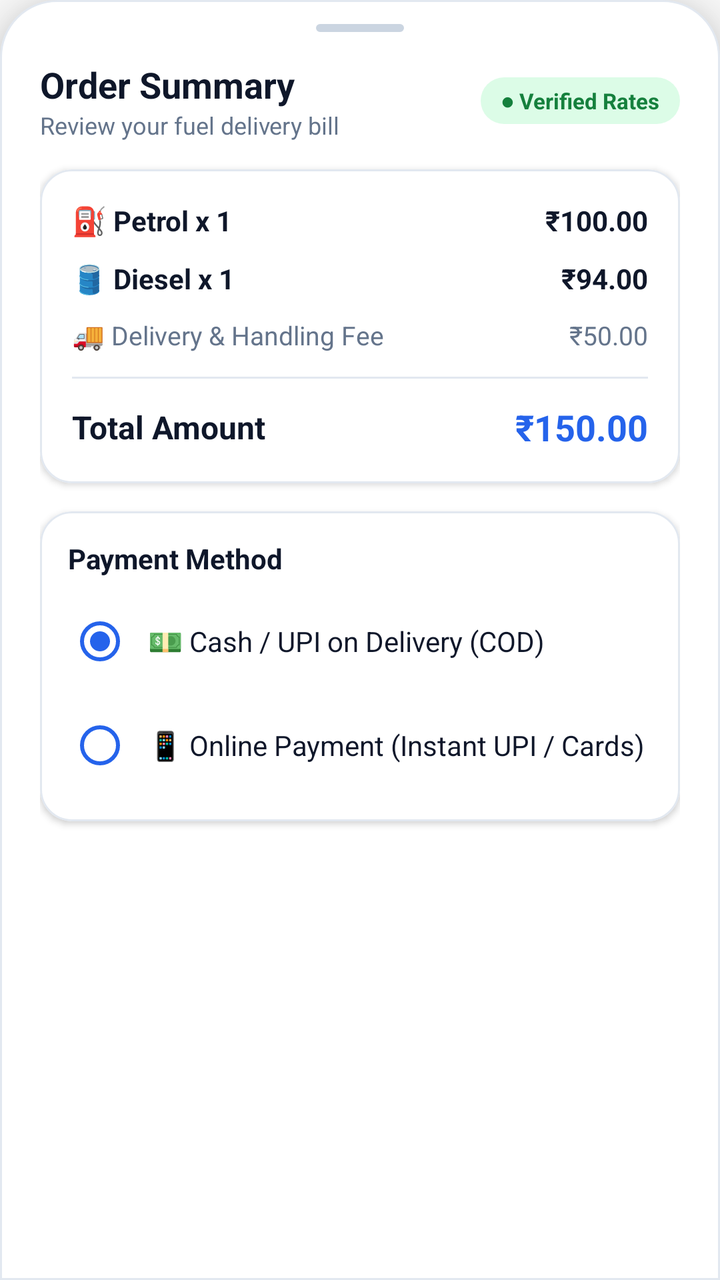
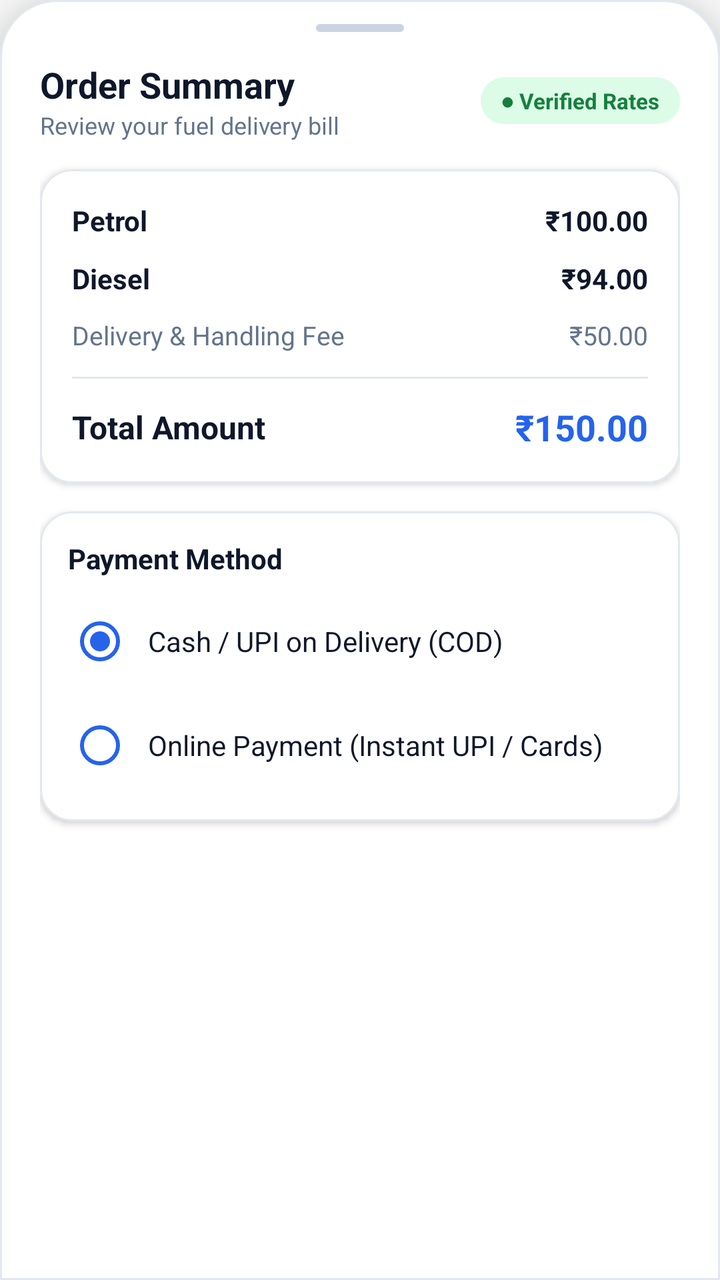

Two renders of the same Android screen: before a commit and after it. Below are the layout's source before the change and the commit's diff.
<!-- AndroidManifest.xml: application theme Theme.FuelOnWheelsApp -->
<!-- res/layout/fragment_payment.xml -->
<?xml version="1.0" encoding="utf-8"?>
<LinearLayout xmlns:android="http://schemas.android.com/apk/res/android"
    xmlns:app="http://schemas.android.com/apk/res-auto"
    xmlns:tools="http://schemas.android.com/tools"
    android:layout_width="match_parent"
    android:layout_height="wrap_content"
    android:background="@drawable/bg_order_sheet"
    android:elevation="16dp"
    android:orientation="vertical"
    android:paddingStart="20dp"
    android:paddingTop="12dp"
    android:paddingEnd="20dp"
    android:paddingBottom="16dp"
    tools:context=".dashboard.PaymentFragment">

    
    <View
        android:layout_width="44dp"
        android:layout_height="4dp"
        android:layout_gravity="center_horizontal"
        android:layout_marginBottom="14dp"
        android:background="@drawable/card_elevated_rounded"
        android:backgroundTint="#CBD5E1" />

    
    <LinearLayout
        android:layout_width="match_parent"
        android:layout_height="wrap_content"
        android:layout_marginBottom="14dp"
        android:gravity="center_vertical"
        android:orientation="horizontal">

        <LinearLayout
            android:layout_width="0dp"
            android:layout_height="wrap_content"
            android:layout_weight="1"
            android:orientation="vertical">

            <TextView
                android:layout_width="wrap_content"
                android:layout_height="wrap_content"
                android:text="Order Summary"
                android:textColor="@color/brand_navy"
                android:textSize="18sp"
                android:textStyle="bold" />

            <TextView
                android:layout_width="wrap_content"
                android:layout_height="wrap_content"
                android:text="Review your fuel delivery bill"
                android:textColor="@color/text_secondary"
                android:textSize="12sp" />
        </LinearLayout>

        <TextView
            android:layout_width="wrap_content"
            android:layout_height="wrap_content"
            android:background="@drawable/badge_pill_green"
            android:paddingStart="10dp"
            android:paddingTop="4dp"
            android:paddingEnd="10dp"
            android:paddingBottom="4dp"
            android:text="● Verified Rates"
            android:textColor="@color/pill_green_text"
            android:textSize="11sp"
            android:textStyle="bold" />
    </LinearLayout>

    
    <com.google.android.material.card.MaterialCardView
        android:layout_width="match_parent"
        android:layout_height="wrap_content"
        android:layout_marginBottom="14dp"
        app:cardBackgroundColor="@color/surface_card"
        app:cardCornerRadius="16dp"
        app:cardElevation="2dp"
        app:strokeColor="@color/card_border"
        app:strokeWidth="1dp">

        <LinearLayout
            android:layout_width="match_parent"
            android:layout_height="wrap_content"
            android:orientation="vertical"
            android:padding="16dp">

            
            <LinearLayout
                android:id="@+id/petrol_row"
                android:layout_width="match_parent"
                android:layout_height="wrap_content"
                android:layout_marginBottom="10dp"
                android:gravity="center_vertical"
                android:orientation="horizontal">

                <TextView
                    android:id="@+id/petrol_x_quant"
                    android:layout_width="0dp"
                    android:layout_height="wrap_content"
                    android:layout_weight="1"
                    android:text="⛽ Petrol x 1"
                    android:textColor="@color/brand_navy"
                    android:textSize="14sp"
                    android:textStyle="bold" />

                <TextView
                    android:id="@+id/petrol_price"
                    android:layout_width="wrap_content"
                    android:layout_height="wrap_content"
                    android:text="₹100.00"
                    android:textColor="@color/brand_navy"
                    android:textSize="14sp"
                    android:textStyle="bold" />
            </LinearLayout>

            
            <LinearLayout
                android:id="@+id/diesel_row"
                android:layout_width="match_parent"
                android:layout_height="wrap_content"
                android:layout_marginBottom="10dp"
                android:gravity="center_vertical"
                android:orientation="horizontal">

                <TextView
                    android:id="@+id/diesel_x_quant"
                    android:layout_width="0dp"
                    android:layout_height="wrap_content"
                    android:layout_weight="1"
                    android:text="🛢️ Diesel x 1"
                    android:textColor="@color/brand_navy"
                    android:textSize="14sp"
                    android:textStyle="bold" />

                <TextView
                    android:id="@+id/diesel_price"
                    android:layout_width="wrap_content"
                    android:layout_height="wrap_content"
                    android:text="₹94.00"
                    android:textColor="@color/brand_navy"
                    android:textSize="14sp"
                    android:textStyle="bold" />
            </LinearLayout>

            
            <LinearLayout
                android:layout_width="match_parent"
                android:layout_height="wrap_content"
                android:layout_marginBottom="12dp"
                android:gravity="center_vertical"
                android:orientation="horizontal">

                <TextView
                    android:layout_width="0dp"
                    android:layout_height="wrap_content"
                    android:layout_weight="1"
                    android:text="🚚 Delivery &amp; Handling Fee"
                    android:textColor="@color/text_secondary"
                    android:textSize="13sp" />

                <TextView
                    android:id="@+id/delivery_charges"
                    android:layout_width="wrap_content"
                    android:layout_height="wrap_content"
                    android:text="₹50.00"
                    android:textColor="@color/text_secondary"
                    android:textSize="13sp" />
            </LinearLayout>

            
            <View
                android:layout_width="match_parent"
                android:layout_height="1dp"
                android:layout_marginBottom="12dp"
                android:background="@color/card_border" />

            
            <LinearLayout
                android:layout_width="match_parent"
                android:layout_height="wrap_content"
                android:gravity="center_vertical"
                android:orientation="horizontal">

                <TextView
                    android:layout_width="0dp"
                    android:layout_height="wrap_content"
                    android:layout_weight="1"
                    android:text="Total Amount"
                    android:textColor="@color/brand_navy"
                    android:textSize="16sp"
                    android:textStyle="bold" />

                <TextView
                    android:id="@+id/total_price"
                    android:layout_width="wrap_content"
                    android:layout_height="wrap_content"
                    android:text="₹150.00"
                    android:textColor="@color/brand_primary"
                    android:textSize="18sp"
                    android:textStyle="bold" />
            </LinearLayout>
        </LinearLayout>
    </com.google.android.material.card.MaterialCardView>

    
    <com.google.android.material.card.MaterialCardView
        android:layout_width="match_parent"
        android:layout_height="wrap_content"
        android:layout_marginBottom="10dp"
        app:cardBackgroundColor="@color/surface_card"
        app:cardCornerRadius="16dp"
        app:cardElevation="2dp"
        app:strokeColor="@color/card_border"
        app:strokeWidth="1dp">

        <LinearLayout
            android:layout_width="match_parent"
            android:layout_height="wrap_content"
            android:orientation="vertical"
            android:padding="14dp">

            <TextView
                android:layout_width="wrap_content"
                android:layout_height="wrap_content"
                android:layout_marginBottom="8dp"
                android:text="Payment Method"
                android:textColor="@color/brand_navy"
                android:textSize="14sp"
                android:textStyle="bold" />

            <RadioGroup
                android:id="@+id/radioGroup"
                android:layout_width="match_parent"
                android:layout_height="wrap_content"
                android:checkedButton="@id/radioButton3">

                <RadioButton
                    android:id="@+id/radioButton3"
                    android:layout_width="match_parent"
                    android:layout_height="wrap_content"
                    android:layout_marginBottom="4dp"
                    android:buttonTint="@color/brand_primary"
                    android:paddingStart="8dp"
                    android:text="💵 Cash / UPI on Delivery (COD)"
                    android:textColor="@color/brand_navy"
                    android:textSize="14sp" />

                <RadioButton
                    android:id="@+id/radioButton4"
                    android:layout_width="match_parent"
                    android:layout_height="wrap_content"
                    android:buttonTint="@color/brand_primary"
                    android:paddingStart="8dp"
                    android:text="📱 Online Payment (Instant UPI / Cards)"
                    android:textColor="@color/brand_navy"
                    android:textSize="14sp" />
            </RadioGroup>
        </LinearLayout>
    </com.google.android.material.card.MaterialCardView>

</LinearLayout>
<!-- resources referenced by this layout -->
<resources>
  <color name="brand_navy">#0F172A</color>
  <color name="brand_primary">#2563EB</color>
  <color name="card_border">#E2E8F0</color>
  <color name="pill_green_text">#15803D</color>
  <color name="surface_card">#FFFFFF</color>
  <color name="text_secondary">#64748B</color>
  <!-- drawable badge_pill_green (drawable) -->
  <?xml version="1.0" encoding="utf-8"?>
  <shape xmlns:android="http://schemas.android.com/apk/res/android"
      android:shape="rectangle">
      <solid android:color="@color/pill_green_bg" />
      <corners android:radius="50dp" />
      <padding
          android:left="10dp"
          android:top="4dp"
          android:right="10dp"
          android:bottom="4dp" />
  </shape>
  <!-- drawable bg_order_sheet (drawable) -->
  <?xml version="1.0" encoding="utf-8"?>
  <shape xmlns:android="http://schemas.android.com/apk/res/android"
      android:shape="rectangle">
      <solid android:color="@color/surface_card" />
      <corners
          android:topLeftRadius="28dp"
          android:topRightRadius="28dp"
          android:bottomLeftRadius="0dp"
          android:bottomRightRadius="0dp" />
      <stroke
          android:width="1dp"
          android:color="@color/card_border" />
  </shape>
  <!-- drawable card_elevated_rounded (drawable) -->
  <?xml version="1.0" encoding="utf-8"?>
  <shape xmlns:android="http://schemas.android.com/apk/res/android"
      android:shape="rectangle">
      <solid android:color="@color/surface_card" />
      <corners android:radius="20dp" />
      <stroke
          android:width="1dp"
          android:color="@color/card_border" />
  </shape>
  <style name="Theme.FuelOnWheelsApp" parent="Theme.MaterialComponents.DayNight.NoActionBar">
          
          <item name="colorPrimary">@color/colorPrimary</item>
          <item name="colorPrimaryVariant">@color/purple_700</item>
          <item name="colorOnPrimary">@color/white</item>
          
          <item name="colorSecondary">@color/colorSecondary</item>
          <item name="colorSecondaryVariant">@color/teal_700</item>
          <item name="colorOnSecondary">@color/black</item>
          
          <item name="android:statusBarColor" tools:targetApi="l">?attr/colorPrimaryVariant</item>
          
      </style>
  <color name="pill_green_bg">#DCFCE7</color>
  <color name="colorPrimary">#2563EB</color>
  <color name="purple_700">#0F172A</color>
  <color name="white">#FFFFFFFF</color>
  <color name="colorSecondary">#0F172A</color>
  <color name="teal_700">#059669</color>
  <color name="black">#0F172A</color>
</resources>

<!-- the commit's change to res/layout/fragment_payment.xml (unified diff, before → after) -->
@@ -97,7 +97,7 @@
                     android:layout_width="0dp"
                     android:layout_height="wrap_content"
                     android:layout_weight="1"
-                    android:text="⛽ Petrol x 1"
+                    android:text="Petrol"
                     android:textColor="@color/brand_navy"
                     android:textSize="14sp"
                     android:textStyle="bold" />
@@ -126,7 +126,7 @@
                     android:layout_width="0dp"
                     android:layout_height="wrap_content"
                     android:layout_weight="1"
-                    android:text="🛢️ Diesel x 1"
+                    android:text="Diesel"
                     android:textColor="@color/brand_navy"
                     android:textSize="14sp"
                     android:textStyle="bold" />
@@ -153,7 +153,7 @@
                     android:layout_width="0dp"
                     android:layout_height="wrap_content"
                     android:layout_weight="1"
-                    android:text="🚚 Delivery &amp; Handling Fee"
+                    android:text="Delivery &amp; Handling Fee"
                     android:textColor="@color/text_secondary"
                     android:textSize="13sp" />
 
@@ -240,7 +240,7 @@
                     android:layout_marginBottom="4dp"
                     android:buttonTint="@color/brand_primary"
                     android:paddingStart="8dp"
-                    android:text="💵 Cash / UPI on Delivery (COD)"
+                    android:text="Cash / UPI on Delivery (COD)"
                     android:textColor="@color/brand_navy"
                     android:textSize="14sp" />
 
@@ -250,7 +250,7 @@
                     android:layout_height="wrap_content"
                     android:buttonTint="@color/brand_primary"
                     android:paddingStart="8dp"
-                    android:text="📱 Online Payment (Instant UPI / Cards)"
+                    android:text="Online Payment (Instant UPI / Cards)"
                     android:textColor="@color/brand_navy"
                     android:textSize="14sp" />
             </RadioGroup>
